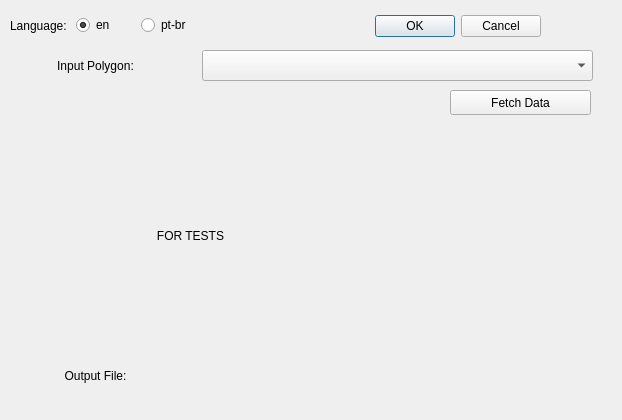
This is osm_sidewalkreator_dialog_base.ui in kauevestena/osm_sidewalkreator as Qt 5 draws it before an edit. The edited form follows.
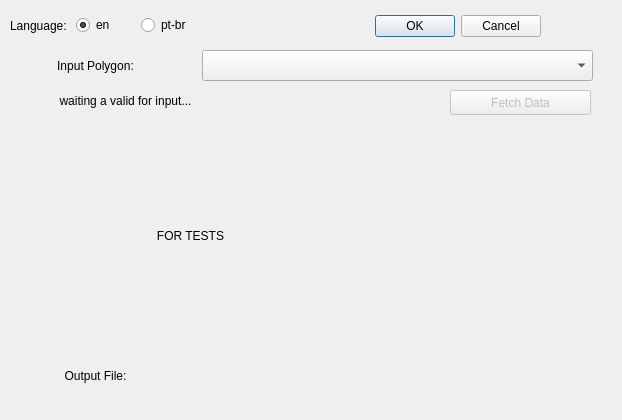
This is the edited form. Custom widgets are drawn as their Qt base class.

Commit message: get and check input polygon seems ok

```diff
--- a/osm_sidewalkreator_dialog_base.ui
+++ b/osm_sidewalkreator_dialog_base.ui
@@ -124,6 +124,9 @@
    </property>
   </widget>
   <widget class="QPushButton" name="datafetch">
+   <property name="enabled">
+    <bool>false</bool>
+   </property>
    <property name="geometry">
     <rect>
      <x>450</x>
@@ -155,6 +158,22 @@
     <set>Qt::AlignCenter</set>
    </property>
   </widget>
+  <widget class="QLabel" name="input_status">
+   <property name="geometry">
+    <rect>
+     <x>10</x>
+     <y>90</y>
+     <width>231</width>
+     <height>21</height>
+    </rect>
+   </property>
+   <property name="text">
+    <string>waiting a valid for input...</string>
+   </property>
+   <property name="alignment">
+    <set>Qt::AlignCenter</set>
+   </property>
+  </widget>
  </widget>
  <customwidgets>
   <customwidget>
```
Left out of the diff: 2 changed lines with no effect on the pictures. The commit also changes 1 other file.
